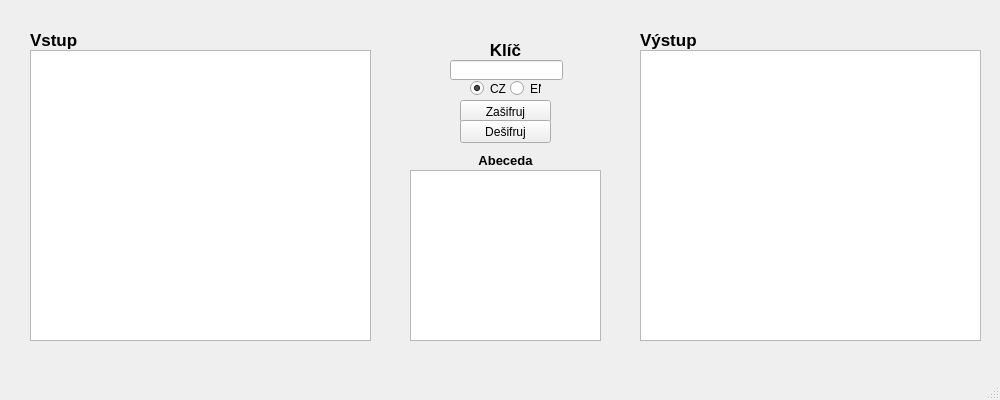
MLGRasirus420/Playfair, file domaci_ukol_02/gui.ui: the form before one commit.
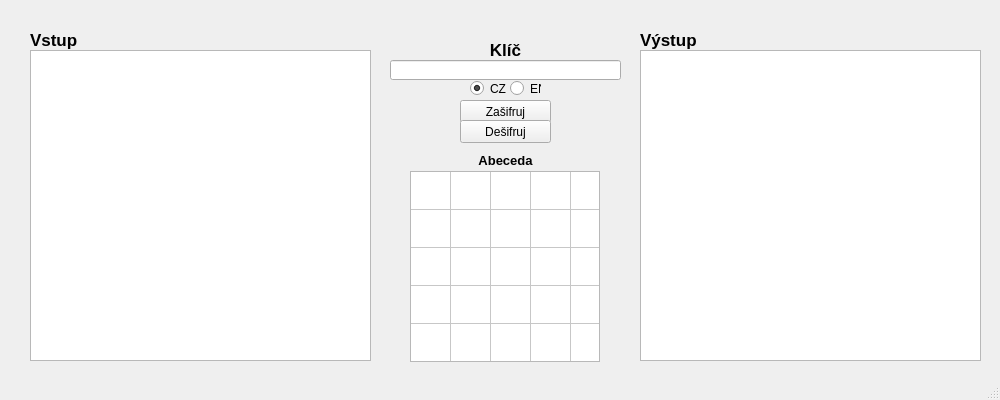
The form after the commit.

Patch:
```diff
--- a/domaci_ukol_02/gui.ui
+++ b/domaci_ukol_02/gui.ui
@@ -23,7 +23,7 @@
       <x>30</x>
       <y>50</y>
       <width>341</width>
-      <height>291</height>
+      <height>311</height>
      </rect>
     </property>
    </widget>
@@ -46,42 +46,7 @@
       <x>640</x>
       <y>50</y>
       <width>341</width>
-      <height>291</height>
-     </rect>
-    </property>
-    <property name="readOnly">
-     <bool>true</bool>
-    </property>
-   </widget>
-   <widget class="QLineEdit" name="keyLineEdit">
-    <property name="geometry">
-     <rect>
-      <x>450</x>
-      <y>60</y>
-      <width>113</width>
-      <height>20</height>
-     </rect>
-    </property>
-    <property name="toolTip">
-     <string comment="Klíč zadejte ve znacích od A-Z. Cokoli mimo se vymaže."/>
-    </property>
-    <property name="toolTipDuration">
-     <number>1</number>
-    </property>
-    <property name="statusTip">
-     <string/>
-    </property>
-    <property name="whatsThis">
-     <string/>
-    </property>
-   </widget>
-   <widget class="QPlainTextEdit" name="alphabet">
-    <property name="geometry">
-     <rect>
-      <x>410</x>
-      <y>170</y>
-      <width>191</width>
-      <height>171</height>
+      <height>311</height>
      </rect>
     </property>
     <property name="readOnly">
@@ -242,6 +207,82 @@
      <string>Dešifruj</string>
     </property>
    </widget>
+   <widget class="QTableWidget" name="alphabet">
+    <property name="geometry">
+     <rect>
+      <x>410</x>
+      <y>171</y>
+      <width>190</width>
+      <height>191</height>
+     </rect>
+    </property>
+    <property name="sizePolicy">
+     <sizepolicy hsizetype="Expanding" vsizetype="Expanding">
+      <horstretch>0</horstretch>
+      <verstretch>0</verstretch>
+     </sizepolicy>
+    </property>
+    <property name="font">
+     <font>
+      <pointsize>20</pointsize>
+      <weight>75</weight>
+      <bold>true</bold>
+     </font>
+    </property>
+    <property name="verticalScrollBarPolicy">
+     <enum>Qt::ScrollBarAlwaysOff</enum>
+    </property>
+    <property name="horizontalScrollBarPolicy">
+     <enum>Qt::ScrollBarAlwaysOff</enum>
+    </property>
+    <property name="editTriggers">
+     <set>QAbstractItemView::NoEditTriggers</set>
+    </property>
+    <property name="showGrid">
+     <bool>true</bool>
+    </property>
+    <property name="rowCount">
+     <number>5</number>
+    </property>
+    <property name="columnCount">
+     <number>5</number>
+    </property>
+    <attribute name="horizontalHeaderVisible">
+     <bool>false</bool>
+    </attribute>
+    <attribute name="horizontalHeaderDefaultSectionSize">
+     <number>38</number>
+    </attribute>
+    <attribute name="horizontalHeaderHighlightSections">
+     <bool>false</bool>
+    </attribute>
+    <attribute name="verticalHeaderVisible">
+     <bool>false</bool>
+    </attribute>
+    <attribute name="verticalHeaderDefaultSectionSize">
+     <number>38</number>
+    </attribute>
+    <row/>
+    <row/>
+    <row/>
+    <row/>
+    <row/>
+    <column/>
+    <column/>
+    <column/>
+    <column/>
+    <column/>
+   </widget>
+   <widget class="QLineEdit" name="inputKey">
+    <property name="geometry">
+     <rect>
+      <x>390</x>
+      <y>60</y>
+      <width>231</width>
+      <height>20</height>
+     </rect>
+    </property>
+   </widget>
   </widget>
   <widget class="QStatusBar" name="statusbar"/>
  </widget>
```
Left out of the diff: 12 changed lines with no effect on the pictures.
